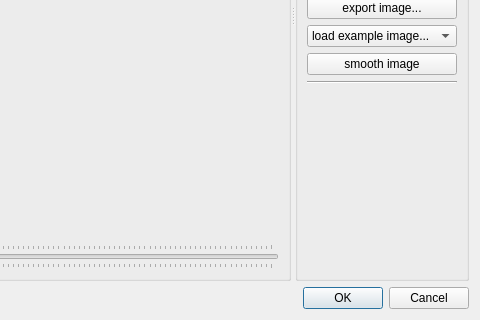
Before: the Qt Designer form gui/dialogs/dialogimagedata.ui in spatial-model-editor/spatial-model-editor, drawn with Qt 5; both pictures show x 260 to 740 and y 263 to 583 of the 740 by 583 pixel window.
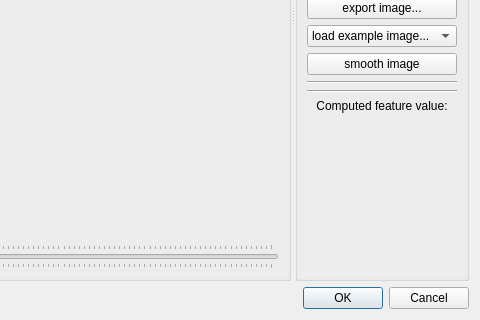
After: the same form once the commit is applied. Custom widgets are drawn as their Qt base class.

Commit message: finish draft for new feature integration  into optimizer dialogs

```diff
--- a/gui/dialogs/dialogimagedata.ui
+++ b/gui/dialogs/dialogimagedata.ui
@@ -181,6 +181,36 @@
         </widget>
        </item>
        <item row="17" column="0" colspan="2">
+        <widget class="Line" name="lineFeatureValue">
+         <property name="orientation">
+          <enum>Qt::Horizontal</enum>
+         </property>
+        </widget>
+       </item>
+       <item row="18" column="0" colspan="2">
+        <widget class="QLabel" name="lblFeatureValueLabel">
+         <property name="text">
+          <string>Computed feature value:</string>
+         </property>
+         <property name="alignment">
+          <set>Qt::AlignCenter</set>
+         </property>
+        </widget>
+       </item>
+       <item row="19" column="0" colspan="2">
+        <widget class="QLabel" name="lblFeatureValue">
+         <property name="text">
+          <string/>
+         </property>
+         <property name="textFormat">
+          <enum>Qt::PlainText</enum>
+         </property>
+         <property name="alignment">
+          <set>Qt::AlignCenter</set>
+         </property>
+        </widget>
+       </item>
+       <item row="20" column="0" colspan="2">
         <widget class="QLabel" name="lblConcentration">
          <property name="sizePolicy">
           <sizepolicy hsizetype="Preferred" vsizetype="Expanding">
```
The commit also changes 9 other files.
